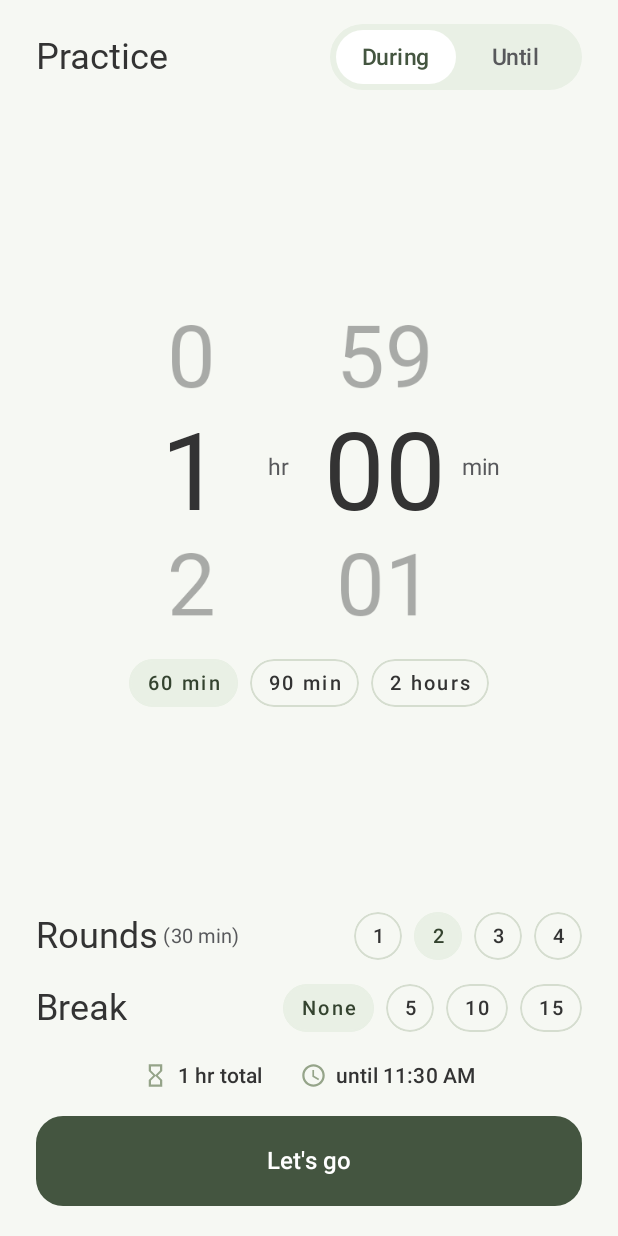
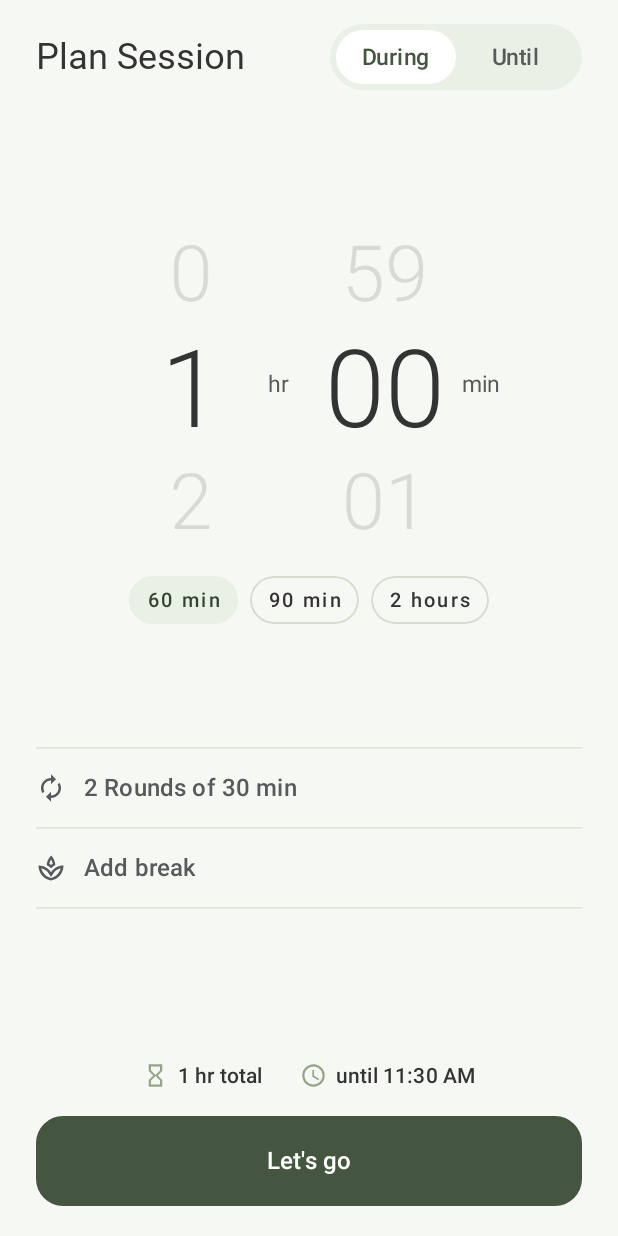
Before and after one commit to oilandrust/hakomi-timer, an Android app built with Jetpack Compose: the screen it shows after launch (MainActivity), on a phone screen of 412 x 824 dp. Run offline under Robolectric (Android 15) with nearby library versions, the phone set to English and light mode, and no system bars; Roboto replaces fonts that are not available here.

Commit message:
Streamline plan and timer screens for quieter, continuous planning.
Collapse rounds/break into summary rows with pickers, keep duration when switching During/Until, simplify digit type, and quiet the timer chrome.

Co-authored-by: Cursor <cursoragent@cursor.com>

```diff
--- a/app/src/main/java/com/hakomi/practicetimer/ui/plan/PlanScreen.kt
+++ b/app/src/main/java/com/hakomi/practicetimer/ui/plan/PlanScreen.kt
@@ -20,17 +20,25 @@ import androidx.compose.foundation.layout.systemBars
 import androidx.compose.foundation.layout.union
 import androidx.compose.foundation.layout.width
 import androidx.compose.material.icons.Icons
+import androidx.compose.material.icons.outlined.Autorenew
 import androidx.compose.material.icons.outlined.HourglassEmpty
 import androidx.compose.material.icons.outlined.Schedule
+import androidx.compose.material.icons.outlined.Spa
+import androidx.compose.material3.AlertDialog
+import androidx.compose.material3.HorizontalDivider
 import androidx.compose.material3.Icon
 import androidx.compose.material3.MaterialTheme
 import androidx.compose.material3.Text
+import androidx.compose.material3.TextButton
 import androidx.compose.runtime.Composable
 import androidx.compose.runtime.getValue
+import androidx.compose.runtime.mutableStateOf
 import androidx.compose.runtime.remember
+import androidx.compose.runtime.setValue
 import androidx.compose.ui.Alignment
 import androidx.compose.ui.Modifier
 import androidx.compose.ui.draw.clip
+import androidx.compose.ui.graphics.vector.ImageVector
 import androidx.compose.ui.platform.LocalContext
 import androidx.compose.ui.semantics.Role
 import androidx.compose.ui.unit.dp
@@ -62,6 +70,8 @@ fun PlanScreen(
     val plan = viewModel.plan(now)
     // Deliberately not the IME inset: the keypad may cover the footer, but the wheels must not move.
     val insets = WindowInsets.systemBars.union(WindowInsets.displayCutout).asPaddingValues()
+    var showRoundsPicker by remember { mutableStateOf(false) }
+    var showBreakPicker by remember { mutableStateOf(false) }
 
     Column(
         modifier = Modifier
@@ -71,16 +81,26 @@ fun PlanScreen(
     ) {
         Spacer(Modifier.height(16.dp))
         PlanModeHeader(viewModel)
+        Column(
+            modifier = Modifier
+                .weight(1f)
+                .fillMaxWidth(),
+        ) {
             Box(
                 modifier = Modifier
-                .weight(1f)
+                    .weight(3f)
                     .fillMaxWidth(),
                 contentAlignment = Alignment.Center,
             ) {
                 TimePickerSection(viewModel, now, use24Hour)
             }
-        RoundsAndBreakSection(viewModel, plan)
-        Spacer(Modifier.height(20.dp))
+            RoundsAndBreakSummaries(
+                plan = plan,
+                onRoundsClick = { showRoundsPicker = true },
+                onBreakClick = { showBreakPicker = true },
+            )
+            Spacer(Modifier.weight(0.7f))
+        }
         PlanFooter(
             plan = plan,
             now = now,
@@ -88,6 +108,42 @@ fun PlanScreen(
             onStart = { if (viewModel.launchSession()) onSessionStarted() },
         )
         Spacer(Modifier.height(20.dp))
+    }
+
+    if (showRoundsPicker) {
+        OptionPickerDialog(
+            title = "Rounds",
+            onDismiss = { showRoundsPicker = false },
+        ) {
+            SessionPlan.roundPresets.forEach { count ->
+                SmallPreset(
+                    text = count.toString(),
+                    selected = viewModel.rounds == count,
+                    onClick = {
+                        viewModel.chooseRounds(count)
+                        showRoundsPicker = false
+                    },
+                )
+            }
+        }
+    }
+
+    if (showBreakPicker) {
+        OptionPickerDialog(
+            title = "Break",
+            onDismiss = { showBreakPicker = false },
+        ) {
+            SessionPlan.breakPresets.forEach { minutes ->
+                SmallPreset(
+                    text = if (minutes == 0) "None" else "$minutes",
+                    selected = viewModel.breakMinutes == minutes,
+                    onClick = {
+                        viewModel.chooseBreak(minutes)
+                        showBreakPicker = false
+                    },
+                )
+            }
+        }
     }
 }
 
@@ -98,7 +154,7 @@ private fun PlanModeHeader(viewModel: PlanViewModel) {
         verticalAlignment = Alignment.CenterVertically,
     ) {
         Text(
-            text = "Practice",
+            text = "Plan Session",
             style = MaterialTheme.typography.headlineSmall,
             color = MaterialTheme.colorScheme.onSurface,
         )
@@ -243,63 +299,90 @@ private fun MeridiemSelector(isPm: Boolean, onSelect: (Boolean) -> Unit) {
 }
 
 @Composable
-private fun RoundsAndBreakSection(viewModel: PlanViewModel, plan: SessionPlan) {
+private fun RoundsAndBreakSummaries(
+    plan: SessionPlan,
+    onRoundsClick: () -> Unit,
+    onBreakClick: () -> Unit,
+) {
+    val roundLabel = if (plan.rounds == 1) "1 Round" else "${plan.rounds} Rounds"
+    val roundsSummary = "$roundLabel of ${TimeFormat.minutes(plan.perRoundMinutes)}"
+    val breakSummary = if (plan.breakMinutes == 0) {
+        "Add break"
+    } else {
+        "${TimeFormat.minutes(plan.breakMinutes)} break"
+    }
+
     Column(modifier = Modifier.fillMaxWidth()) {
-        InlineSettingRow(
-            title = "Rounds",
-            titleExtra = {
+        HorizontalDivider(color = MaterialTheme.colorScheme.outlineVariant)
+        SummaryRow(
+            text = roundsSummary,
+            icon = Icons.Outlined.Autorenew,
+            onClick = onRoundsClick,
+        )
+        HorizontalDivider(color = MaterialTheme.colorScheme.outlineVariant)
+        SummaryRow(
+            text = breakSummary,
+            icon = Icons.Outlined.Spa,
+            onClick = onBreakClick,
+        )
+        HorizontalDivider(color = MaterialTheme.colorScheme.outlineVariant)
+    }
+}
+
+@Composable
+private fun SummaryRow(
+    text: String,
+    icon: ImageVector,
+    onClick: () -> Unit,
+) {
+    val colors = MaterialTheme.colorScheme
+    Row(
+        modifier = Modifier
+            .fillMaxWidth()
+            .clickable(role = Role.Button, onClick = onClick)
+            .padding(vertical = 16.dp),
+        verticalAlignment = Alignment.CenterVertically,
+        horizontalArrangement = Arrangement.spacedBy(12.dp),
+    ) {
+        Icon(
+            imageVector = icon,
+            contentDescription = null,
+            tint = colors.onSurfaceVariant,
+            modifier = Modifier.size(20.dp),
+        )
         Text(
-                    text = " (${TimeFormat.minutes(plan.perRoundMinutes)})",
-                    style = MaterialTheme.typography.bodySmall,
-                    color = MaterialTheme.colorScheme.onSurfaceVariant,
-                )
-            },
-        ) {
-            SessionPlan.roundPresets.forEach { count ->
-                SmallPreset(
-                    text = count.toString(),
-                    selected = viewModel.rounds == count,
-                    onClick = { viewModel.chooseRounds(count) },
+            text = text,
+            style = MaterialTheme.typography.titleMedium,
+            color = colors.onSurfaceVariant,
         )
     }
 }
-        Spacer(Modifier.height(16.dp))
-        InlineSettingRow(title = "Break") {
-            SessionPlan.breakPresets.forEach { minutes ->
-                SmallPreset(
-                    text = if (minutes == 0) "None" else "$minutes",
-                    selected = viewModel.breakMinutes == minutes,
-                    onClick = { viewModel.chooseBreak(minutes) },
-                )
-            }
-        }
-    }
-}
 
-/** A section heading with its controls on the same line. */
 @Composable
-private fun InlineSettingRow(
+private fun OptionPickerDialog(
     title: String,
-    titleExtra: (@Composable () -> Unit)? = null,
+    onDismiss: () -> Unit,
     content: @Composable RowScope.() -> Unit,
 ) {
+    AlertDialog(
+        onDismissRequest = onDismiss,
+        title = {
+            Text(title, style = MaterialTheme.typography.headlineSmall)
+        },
+        text = {
             Row(
                 modifier = Modifier.fillMaxWidth(),
-        verticalAlignment = Alignment.CenterVertically,
-    ) {
-        Text(
-            text = title,
-            style = MaterialTheme.typography.headlineSmall,
-            color = MaterialTheme.colorScheme.onSurface,
-        )
-        titleExtra?.invoke()
-        Spacer(Modifier.weight(1f))
-        Row(
-            horizontalArrangement = Arrangement.spacedBy(8.dp),
+                horizontalArrangement = Arrangement.spacedBy(8.dp, Alignment.CenterHorizontally),
                 verticalAlignment = Alignment.CenterVertically,
                 content = content,
             )
+        },
+        confirmButton = {
+            TextButton(onClick = onDismiss) {
+                Text("Done", style = MaterialTheme.typography.labelLarge)
             }
+        },
+    )
 }
 
 @Composable
--- a/app/src/main/java/com/hakomi/practicetimer/ui/theme/Type.kt
+++ b/app/src/main/java/com/hakomi/practicetimer/ui/theme/Type.kt
@@ -32,7 +32,7 @@ const val TabularFigures = "tnum, lnum"
 
 val HakomiTypography = Typography(
     displayLarge = TextStyle(
-        fontFamily = Cormorant,
+        fontFamily = Sans,
         fontWeight = FontWeight.Light,
         fontSize = 104.sp,
         lineHeight = 108.sp,
@@ -40,7 +40,7 @@ val HakomiTypography = Typography(
         fontFeatureSettings = TabularFigures,
     ),
     displayMedium = TextStyle(
-        fontFamily = Cormorant,
+        fontFamily = Sans,
         fontWeight = FontWeight.Light,
         fontSize = 72.sp,
         lineHeight = 76.sp,
```
Also changed, not shown: app/src/main/java/com/hakomi/practicetimer/ui/components/Components.kt (+46 -15 lines), app/src/main/java/com/hakomi/practicetimer/ui/plan/PlanViewModel.kt (+13 -3 lines), app/src/main/java/com/hakomi/practicetimer/ui/timer/TimerScreen.kt (+20 -44 lines). Lines whose indentation alone changed are shown as unchanged.
